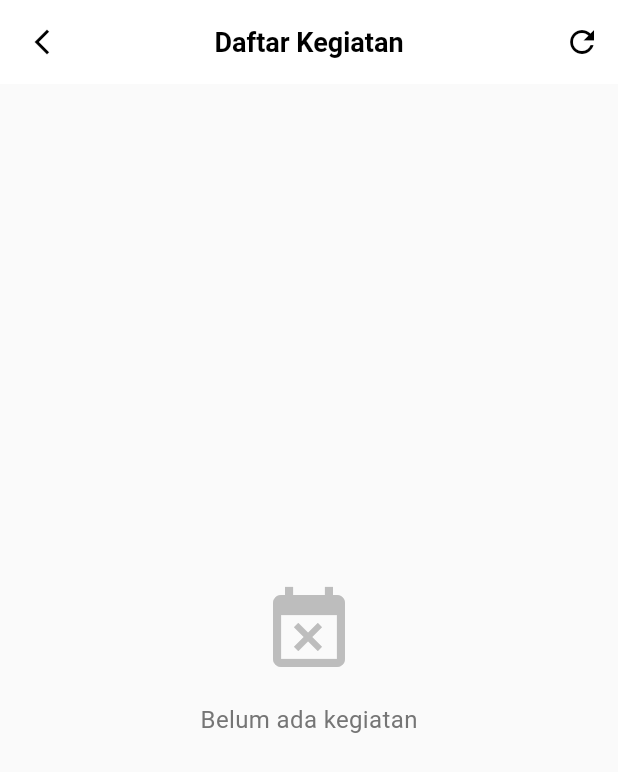
After one commit to FarhanMawaludin/Jawara_Mobile, a Flutter app: the DaftarKegiatanPage screen opened by its route, after a tap on the "refresh" icon, on a phone screen of 412 x 824 dp. The commit adds this screen. Shown: the top 772 px of the screen. Run offline on Flutter 3.47's test engine with Material 3 defaults, Android fonts, the phone set to English and light mode, and no system bars; our stand-ins replace fl_chart, flutter_map, flutter_riverpod, flutter_staggered_animations, go_router, heroicons_flutter and 5 more; accounts and stored records are empty.

Commit message:
refactoring code and implementing pagination

```diff
--- a/lib/features/kegiatan/data/repositories/kegiatan_repository.dart
+++ b/lib/features/kegiatan/data/repositories/kegiatan_repository.dart
@@ -1,3 +1,4 @@
+import 'dart:io';
 import 'package:supabase_flutter/supabase_flutter.dart';
 import '../models/kegiatan_form_model.dart';
 import '../models/kegiatan_statistics_model.dart';
@@ -18,22 +19,18 @@ class KegiatanRepository {
 
       final data = {
         'nama_kegiatan': form.namaKegiatan.trim(),
-        'kategori_kegiatan': form.kategori.toLowerCase(), // FIX: kategori, bukan kategoriKegiatan
+        'kategori_kegiatan': form.kategori.toLowerCase(),
         'tanggal_kegiatan': form.tanggalKegiatan?.toIso8601String(),
-        'lokasi_kegiatan': form.lokasi.trim(), // FIX: lokasi, bukan lokasiKegiatan
-        'penanggung_jawab_kegiatan': form.penanggungJawab.trim(), // FIX: penanggungJawab, bukan penanggungJawabKegiatan
-        'deskripsi_kegiatan': form.deskripsi.trim(), // FIX: deskripsi, bukan deskripsiKegiatan
+        'lokasi_kegiatan': form.lokasi.trim(),
+        'penanggung_jawab_kegiatan': form.penanggungJawab.trim(),
+        'deskripsi_kegiatan': form.deskripsi.trim(),
       };
-
-      print('DEBUG: Sending data to Supabase: $data');
 
       final response = await _supabase
           .from('kegiatan')
           .insert(data)
           .select()
           .single();
-
-      print('DEBUG: Response from Supabase: $response');
 
       if (response != null && response['id'] != null) {
         return {
@@ -48,12 +45,6 @@ class KegiatanRepository {
         };
       }
     } on PostgrestException catch (e) {
-      print('ERROR PostgrestException:');
-      print('  Message: ${e.message}');
-      print('  Code: ${e.code}');
-      print('  Details: ${e.details}');
-      print('  Hint: ${e.hint}');
-
       if (e.code == '23502') {
         return {
           'success': false,
@@ -65,10 +56,12 @@ class KegiatanRepository {
         'success': false,
         'message': 'Database error: ${e.message}',
       };
-    } catch (e, stackTrace) {
-      print('ERROR General: $e');
-      print('Stack Trace: $stackTrace');
-
+    } on SocketException catch (_) {
+      return {
+        'success': false,
+        'message': 'Tidak ada koneksi internet',
+      };
+    } catch (e) {
       return {
         'success': false,
         'message': 'Terjadi kesalahan: $e',
@@ -76,7 +69,26 @@ class KegiatanRepository {
     }
   }
 
-  Future<List<Map<String, dynamic>>> getKegiatanList() async {
+  Future<List<Map<String, dynamic>>> getKegiatanList({
+    int limit = 10,
+    int offset = 0,
+  }) async {
+    try {
+      final response = await _supabase
+          .from('kegiatan')
+          .select()
+          .order('tanggal_kegiatan', ascending: false)
+          .range(offset, offset + limit - 1);
+
+      return List<Map<String, dynamic>>.from(response);
+    } on SocketException catch (_) {
+      throw Exception('Tidak ada koneksi internet');
+    } catch (e) {
+      throw Exception('Gagal mengambil data kegiatan: $e');
+    }
+  }
+
+  Future<List<Map<String, dynamic>>> getAllKegiatan() async {
     try {
       final response = await _supabase
           .from('kegiatan')
@@ -84,8 +96,9 @@ class KegiatanRepository {
           .order('tanggal_kegiatan', ascending: false);
 
       return List<Map<String, dynamic>>.from(response);
+    } on SocketException catch (_) {
+      throw Exception('Tidak ada koneksi internet');
     } catch (e) {
-      print('ERROR getKegiatanList: $e');
       throw Exception('Gagal mengambil data kegiatan: $e');
     }
   }
@@ -98,8 +111,12 @@ class KegiatanRepository {
         'success': true,
         'message': 'Kegiatan berhasil dihapus',
       };
+    } on SocketException catch (_) {
+      return {
+        'success': false,
+        'message': 'Tidak ada koneksi internet',
+      };
     } catch (e) {
-      print('ERROR deleteKegiatan: $e');
       return {
         'success': false,
         'message': 'Gagal menghapus kegiatan: $e',
@@ -116,15 +133,16 @@ class KegiatanRepository {
           .single();
 
       return response;
+    } on SocketException catch (_) {
+      return null;
     } catch (e) {
-      print('ERROR getKegiatanById: $e');
       return null;
     }
   }
 
   Future<KegiatanStatisticsModel> getStatistics() async {
     try {
-      final kegiatanList = await getKegiatanList();
+      final kegiatanList = await getAllKegiatan();
 
       if (kegiatanList.isEmpty) {
         return KegiatanStatisticsModel.empty();
@@ -139,10 +157,7 @@ class KegiatanRepository {
 
       for (var kegiatan in kegiatanList) {
         final tanggalStr = kegiatan['tanggal_kegiatan'];
-
-        if (tanggalStr == null) {
-          continue;
-        }
+        if (tanggalStr == null) continue;
 
         try {
           final tanggalKegiatan = DateTime.parse(tanggalStr);
@@ -159,8 +174,7 @@ class KegiatanRepository {
           } else {
             akanDatang++;
           }
-        } catch (e) {
-          print('ERROR parsing date: $e');
+        } catch (_) {
           continue;
         }
       }
@@ -171,8 +185,9 @@ class KegiatanRepository {
         hariIni: hariIni,
         akanDatang: akanDatang,
       );
+    } on SocketException catch (_) {
+      return KegiatanStatisticsModel.empty();
     } catch (e) {
-      print('ERROR getStatistics: $e');
       return KegiatanStatisticsModel.empty();
     }
   }
--- /dev/null
+++ b/lib/features/kegiatan/presentations/pages/daftar_kegiatan/widgets/daftar_kegiatan_body.dart
@@ -0,0 +1,44 @@
+import 'package:flutter/material.dart';
+import 'package:flutter_riverpod/flutter_riverpod.dart';
+import '../../../providers/kegiatan_list.dart';
+import 'kegiatan_skeleton_list.dart';
+import 'kegiatan_error_state.dart';
+import 'kegiatan_empty_state.dart';
+import 'kegiatan_list_view.dart';
+
+class DaftarKegiatanBody extends ConsumerWidget {
+  const DaftarKegiatanBody({super.key});
+
+  @override
+  Widget build(BuildContext context, WidgetRef ref) {
+    final state = ref.watch(kegiatanListNotifierProvider);
+
+    if (state.isLoading && state.items.isEmpty) {
+      return const KegiatanSkeletonList();
+    }
+
+    if (state.error != null && state.items.isEmpty) {
+      return KegiatanErrorState(
+        errorMessage: state.error!,
+        onRetry: () {
+          ref.read(kegiatanListNotifierProvider.notifier).refresh();
+        },
+      );
+    }
+
+    if (state.items.isEmpty) {
+      return const KegiatanEmptyState();
+    }
+
+    return KegiatanListView(
+      items: state.items,
+      hasMore: state.hasMore,
+      onLoadMore: () {
+        ref.read(kegiatanListNotifierProvider.notifier).loadMore();
+      },
+      onRefresh: () {
+        return ref.read(kegiatanListNotifierProvider.notifier).refresh();
+      },
+    );
+  }
+}
--- /dev/null
+++ b/lib/features/kegiatan/presentations/pages/daftar_kegiatan/widgets/kegiatan_empty_state.dart
@@ -0,0 +1,25 @@
+import 'package:flutter/material.dart';
+
+class KegiatanEmptyState extends StatelessWidget {
+  const KegiatanEmptyState({super.key});
+
+  @override
+  Widget build(BuildContext context) {
+    return Center(
+      child: Column(
+        mainAxisAlignment: MainAxisAlignment.center,
+        children: [
+          Icon(Icons.event_busy, size: 64, color: Colors.grey[400]),
+          const SizedBox(height: 16),
+          Text(
+            'Belum ada kegiatan',
+            style: TextStyle(
+              color: Colors.grey[600],
+              fontSize: 16,
+            ),
+          ),
+        ],
+      ),
+    );
+  }
+}
--- /dev/null
+++ b/lib/features/kegiatan/presentations/pages/daftar_kegiatan/widgets/kegiatan_skeleton_list.dart
@@ -0,0 +1,18 @@
+import 'package:flutter/material.dart';
+import '../../widgets/skeleton_kegiatan_card.dart';
+
+class KegiatanSkeletonList extends StatelessWidget {
+  const KegiatanSkeletonList({super.key});
+
+  static const int _skeletonCount = 6;
+
+  @override
+  Widget build(BuildContext context) {
+    return ListView.builder(
+      padding: const EdgeInsets.all(16),
+      itemCount: _skeletonCount,
+      physics: const NeverScrollableScrollPhysics(),
+      itemBuilder: (context, index) => const SkeletonKegiatanCard(),
+    );
+  }
+}
--- /dev/null
+++ b/lib/features/kegiatan/presentations/pages/widgets/skeleton_kegiatan_card.dart
@@ -0,0 +1,91 @@
+import 'package:flutter/material.dart';
+import 'package:shimmer/shimmer.dart';
+
+class SkeletonKegiatanCard extends StatelessWidget {
+  const SkeletonKegiatanCard({super.key});
+
+  @override
+  Widget build(BuildContext context) {
+    return Padding(
+      padding: const EdgeInsets.only(bottom: 16.0),
+      child: Container(
+        decoration: BoxDecoration(
+          color: Colors.white,
+          borderRadius: BorderRadius.circular(16),
+          boxShadow: [
+            BoxShadow(
+              color: Colors.grey.withOpacity(0.1),
+              blurRadius: 10,
+              offset: const Offset(0, 4),
+            ),
+          ],
+        ),
+        child: Padding(
+          padding: const EdgeInsets.all(16.0),
+          child: Shimmer.fromColors(
+            baseColor: Colors.grey[300]!,
+            highlightColor: Colors.grey[100]!,
+            child: Row(
+              children: [
+                // Icon Skeleton
+                Container(
+                  width: 48,
+                  height: 48,
+                  decoration: BoxDecoration(
+                    color: Colors.white,
+                    borderRadius: BorderRadius.circular(12),
+                  ),
+                ),
+                const SizedBox(width: 16),
+                // Content Skeleton
+                Expanded(
+                  child: Column(
+                    crossAxisAlignment: CrossAxisAlignment.start,
+                    children: [
+                      Container(
+                        width: double.infinity,
+                        height: 16,
+                        decoration: BoxDecoration(
+                          color: Colors.white,
+                          borderRadius: BorderRadius.circular(4),
+                        ),
+                      ),
+                      const SizedBox(height: 8),
+                      Container(
+                        width: 150,
+                        height: 12,
+                        decoration: BoxDecoration(
+                          color: Colors.white,
+                          borderRadius: BorderRadius.circular(4),
+                        ),
+                      ),
+                      const SizedBox(height: 6),
+                      Container(
+                        width: 100,
+                        height: 12,
+                        decoration: BoxDecoration(
+                          color: Colors.white,
+                          borderRadius: BorderRadius.circular(4),
+                        ),
+                      ),
+                    ],
+                  ),
+                ),
+                const SizedBox(width: 8),
+                // Badge Skeleton
+                Container(
+                  width: 60,
+                  height: 24,
+                  decoration: BoxDecoration(
+                    color: Colors.white,
+                    borderRadius: BorderRadius.circular(8),
+                  ),
+                ),
+              ],
+            ),
+          ),
+        ),
+      ),
+    );
+  }
+}
--- a/lib/features/kegiatan/presentations/providers/kegiatan_list.dart
+++ b/lib/features/kegiatan/presentations/providers/kegiatan_list.dart
@@ -6,39 +6,61 @@ import 'kegiatan_statistics_provider.dart';
 class KegiatanListState {
   final List<KegiatanModel> items;
   final bool isLoading;
+  final bool isLoadingMore;
   final String? error;
+  final int page;
+  final bool hasMore;
 
-  KegiatanListState({
+  const KegiatanListState({
     this.items = const [],
     this.isLoading = false,
+    this.isLoadingMore = false,
     this.error,
+    this.page = 0,
+    this.hasMore = true,
   });
 
   KegiatanListState copyWith({
     List<KegiatanModel>? items,
     bool? isLoading,
+    bool? isLoadingMore,
     String? error,
+    int? page,
+    bool? hasMore,
   }) {
     return KegiatanListState(
       items: items ?? this.items,
       isLoading: isLoading ?? this.isLoading,
+      isLoadingMore: isLoadingMore ?? this.isLoadingMore,
       error: error,
+      page: page ?? this.page,
+      hasMore: hasMore ?? this.hasMore,
     );
   }
 }
 
 class KegiatanListNotifier extends StateNotifier<KegiatanListState> {
   final KegiatanRepository _repository;
+  static const int _pageSize = 10;
 
-  KegiatanListNotifier(this._repository) : super(KegiatanListState()) {
-    loadKegiatan();
+  KegiatanListNotifier(this._repository) : super(const KegiatanListState()) {
+    loadInitial();
   }
 
-  Future<void> loadKegiatan() async {
-    state = state.copyWith(isLoading: true, error: null);
+  Future<void> loadInitial() async {
+    state = state.copyWith(
+      isLoading: true,
+      error: null,
+      page: 0,
+      items: [],
+    );
 
     try {
-      final kegiatanJson = await _repository.getKegiatanList();
+      final kegiatanJson = await _repository.getKegiatanList(
+        limit: _pageSize,
+        offset: 0,
+      );
+
       final kegiatan = kegiatanJson
           .map((json) => KegiatanModel.fromJson(json))
           .toList();
@@ -46,6 +68,8 @@ class KegiatanListNotifier extends StateNotifier<KegiatanListState> {
       state = state.copyWith(
         items: kegiatan,
         isLoading: false,
+        page: 1,
+        hasMore: kegiatan.length >= _pageSize,
       );
     } catch (e) {
       state = state.copyWith(
@@ -55,8 +79,36 @@ class KegiatanListNotifier extends StateNotifier<KegiatanListState> {
     }
   }
 
+  Future<void> loadMore() async {
+    if (state.isLoadingMore || !state.hasMore) return;
+
+    state = state.copyWith(isLoadingMore: true);
+
+    try {
+      final offset = state.page * _pageSize;
+
+      final kegiatanJson = await _repository.getKegiatanList(
+        limit: _pageSize,
+        offset: offset,
+      );
+
+      final newItems = kegiatanJson
+          .map((json) => KegiatanModel.fromJson(json))
+          .toList();
+
+      state = state.copyWith(
+        items: [...state.items, ...newItems],
+        isLoadingMore: false,
+        page: state.page + 1,
+        hasMore: newItems.length >= _pageSize,
+      );
+    } catch (e) {
+      state = state.copyWith(isLoadingMore: false);
+    }
+  }
+
   Future<void> refresh() async {
-    await loadKegiatan();
+    await loadInitial();
   }
 
   void removeById(int id) {
@@ -69,12 +121,12 @@ class KegiatanListNotifier extends StateNotifier<KegiatanListState> {
       final result = await _repository.deleteKegiatan(id);
 
       if (result['success'] != true) {
-        await loadKegiatan();
+        await refresh();
       }
 
       return result;
     } catch (e) {
-      await loadKegiatan();
+      await refresh();
       return {
         'success': false,
         'message': 'Gagal menghapus: ${e.toString()}',
--- a/pubspec.yaml
+++ b/pubspec.yaml
@@ -45,6 +45,8 @@ dependencies:
   intl: ^0.19.0
   flutter_map: ^8.2.2
   latlong2: ^0.9.1
+  shimmer: ^3.0.0
+  flutter_staggered_animations: ^1.1.1
 
 
 dev_dependencies:
```
Also changed, not shown: lib/features/kegiatan/presentations/pages/daftar_kegiatan.dart (+10 -89 lines), lib/features/kegiatan/presentations/pages/daftar_kegiatan/widgets/kegiatan_error_state.dart (added, +54 -0 lines), lib/features/kegiatan/presentations/pages/daftar_kegiatan/widgets/kegiatan_list_view.dart (added, +89 -0 lines), lib/features/kegiatan/presentations/pages/daftar_kegiatan/widgets/load_more_footer.dart (added, +31 -0 lines), lib/features/kegiatan/presentations/providers/kegiatan_statistics_provider.dart (+2 -6 lines), pubspec.lock.
